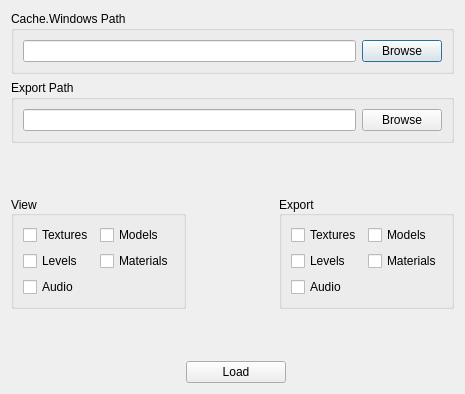
This is Picker.ui in Puxtril/Warframe-Exporter as Qt 5 draws it before an edit. The edited form follows.
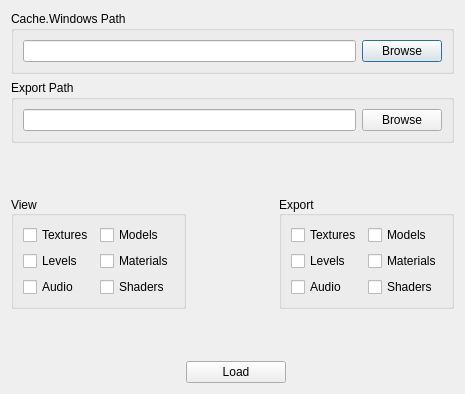
This is the edited form.

Commit message: Added shader options to UI

The edit to the form file:
```diff
--- a/Picker.ui
+++ b/Picker.ui
@@ -168,6 +168,13 @@
           </property>
          </widget>
         </item>
+        <item row="3" column="1">
+         <widget class="QCheckBox" name="CheckboxViewShaders">
+          <property name="text">
+           <string>Shaders</string>
+          </property>
+         </widget>
+        </item>
        </layout>
       </widget>
      </item>
@@ -264,6 +271,13 @@
           </property>
          </widget>
         </item>
+        <item row="3" column="1">
+         <widget class="QCheckBox" name="CheckboxExportShaders">
+          <property name="text">
+           <string>Shaders</string>
+          </property>
+         </widget>
+        </item>
        </layout>
       </widget>
      </item>
```
The commit also changes 5 other files.
